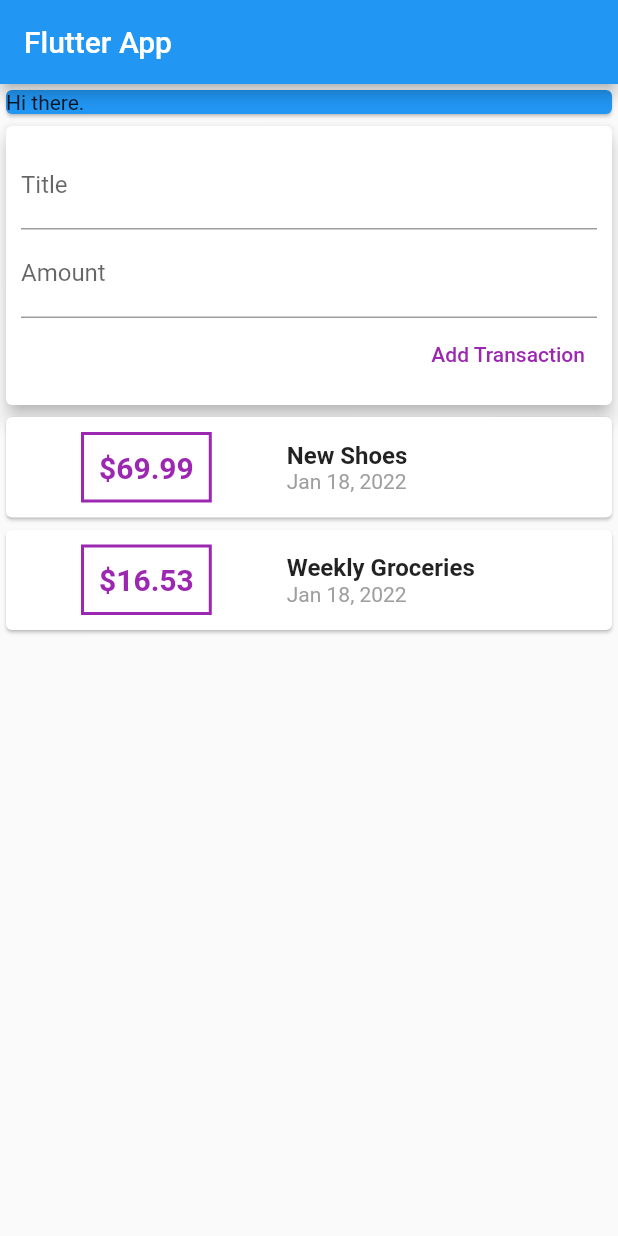
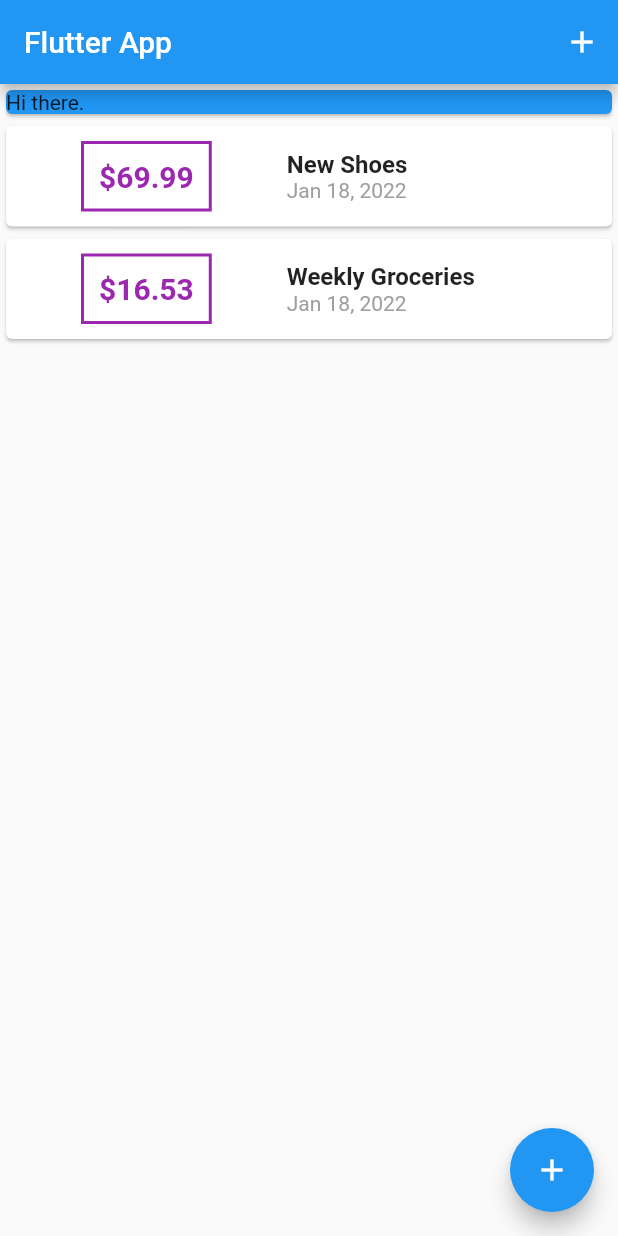
Before and after one commit to jacoberick/Finance-App, a Flutter app: the screen it shows after launch, on a phone screen of 412 x 824 dp. Run offline on Flutter 3.47's test engine with Material 2 defaults, Android fonts, the phone set to English and light mode, and no system bars.

Commit message:
changed addTransaction to reside in navigator

```diff
--- a/lib/main.dart
+++ b/lib/main.dart
@@ -1,6 +1,9 @@
-import 'package:finance_app/widgets/user_transactions.dart';
+import 'package:finance_app/widgets/transaction_list.dart';
 import "package:flutter/material.dart";
-import './widgets/user_transactions.dart';
+
+import './widgets/new_transaction.dart';
+import './widgets/transaction_list.dart';
+import './models/transaction.dart';
 
 void main() => runApp(const MyApp());
 
@@ -16,29 +19,82 @@ class MyApp extends StatelessWidget {
   }
 }
 
-class MyHomePage extends StatelessWidget {
+class MyHomePage extends StatefulWidget {
   const MyHomePage({Key? key}) : super(key: key);
+  @override
+  State<MyHomePage> createState() => _MyHomePageState();
+}
+
+class _MyHomePageState extends State<MyHomePage> {
+  final List<Transaction> _userTransactions = [
+    Transaction(
+      id: 't1',
+      title: 'New Shoes',
+      amount: 69.99,
+      date: DateTime.now(),
+    ),
+    Transaction(
+      id: 't2',
+      title: 'Weekly Groceries',
+      amount: 16.53,
+      date: DateTime.now(),
+    ),
+  ];
+
+  void _addNewTransaction(String txTitle, double txAmount) {
+    final newTx = Transaction(
+      title: txTitle,
+      amount: txAmount,
+      date: DateTime.now(),
+      id: DateTime.now().toString(),
+    );
+
+    setState(() {
+      _userTransactions.add(newTx);
+    });
+  }
+
+  void _startAddNewTransaction(BuildContext context) {
+    showModalBottomSheet(
+      context: context,
+      builder: (_) {
+        return NewTransaction(_addNewTransaction);
+      },
+    );
+  }
 
   @override
   Widget build(BuildContext context) {
     return Scaffold(
       appBar: AppBar(
         title: const Text('Flutter App'),
+        actions: [
+          IconButton(
+            onPressed: () {
+              () => _startAddNewTransaction(context);
+            },
+            icon: const Icon(Icons.add),
+          )
+        ],
       ),
       body: SingleChildScrollView(
         child: Column(
           crossAxisAlignment: CrossAxisAlignment.stretch,
-          children: const [
-            SizedBox(
+          children: [
+            const SizedBox(
               width: double.infinity,
               child: Card(
                 color: Colors.blue,
                 child: Text('Hi there.'),
               ),
             ),
-            UserTransactions()
+            TransactionList(_userTransactions),
           ],
         ),
+      ),
+      floatingActionButton: FloatingActionButton(
+        onPressed: () => _startAddNewTransaction(context),
+        child: const Icon(Icons.add),
       ),
     );
   }
--- a/lib/widgets/user_transactions.dart
+++ /dev/null
@@ -1,52 +0,0 @@
-import 'package:flutter/material.dart';
-
-import './new_transaction.dart';
-import './transaction_list.dart';
-import '../models/transaction.dart';
-
-class UserTransactions extends StatefulWidget {
-  const UserTransactions({Key? key}) : super(key: key);
-
-  @override
-  _UserTransactionsState createState() => _UserTransactionsState();
-}
-
-class _UserTransactionsState extends State<UserTransactions> {
-  final List<Transaction> _userTransactions = [
-    Transaction(
-      id: 't1',
-      title: 'New Shoes',
-      amount: 69.99,
-      date: DateTime.now(),
-    ),
-    Transaction(
-      id: 't2',
-      title: 'Weekly Groceries',
-      amount: 16.53,
-      date: DateTime.now(),
-    ),
-  ];
-
-  void _addNewTransaction(String txTitle, double txAmount) {
-    final newTx = Transaction(
-      title: txTitle,
-      amount: txAmount,
-      date: DateTime.now(),
-      id: DateTime.now().toString(),
-    );
-
-    setState(() {
-      _userTransactions.add(newTx);
-    });
-  }
-
-  @override
-  Widget build(BuildContext context) {
-    return Column(
-      children: <Widget>[
-        NewTransaction(_addNewTransaction),
-        TransactionList(_userTransactions),
-      ],
-    );
-  }
-}
```
Also changed, not shown: lib/widgets/new_transaction.dart (+12 -4 lines).
